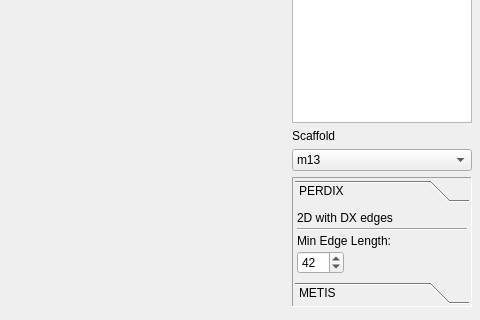
Before: the Qt Designer form ui/AthenaMainWindow.ui in lcbb/athena, drawn with Qt 5; both pictures show x 414 to 894 and y 97 to 417 of the 894 by 614 pixel window.
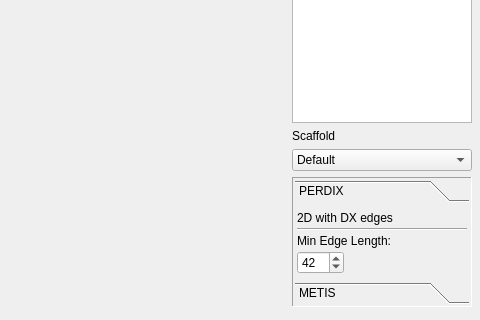
After: the same form once the commit is applied. Custom widgets are drawn as their Qt base class.

```diff
--- a/ui/AthenaMainWindow.ui
+++ b/ui/AthenaMainWindow.ui
@@ -1217,7 +1217,7 @@
                </property>
                <item>
                 <property name="text">
-                 <string>m13</string>
+                 <string>Default</string>
                 </property>
                </item>
               </widget>
```
